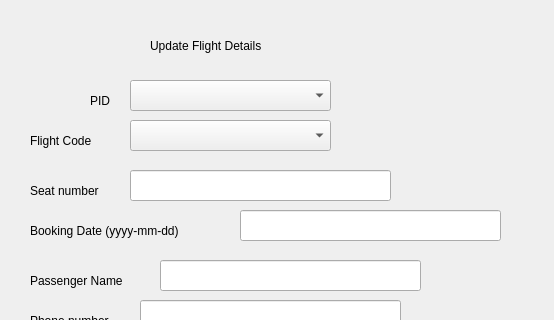
Before: the Qt Designer form SQL_PROJECT/updatePASSENGER.ui in mayank3135432/recreational-programming-stuff, drawn with Qt 5; both pictures show x 0 to 554 and y 0 to 320 of the 554 by 492 pixel window.
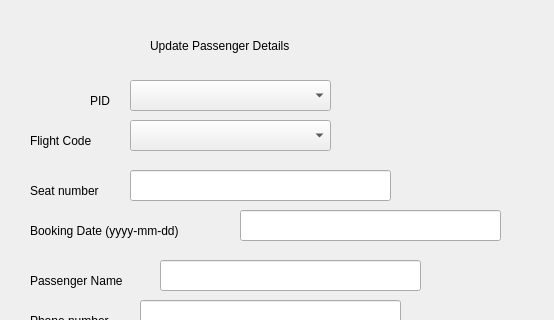
After: the same form once the commit is applied.

```diff
--- a/SQL_PROJECT/updatePASSENGER.ui
+++ b/SQL_PROJECT/updatePASSENGER.ui
@@ -18,7 +18,7 @@
     <rect>
      <x>150</x>
      <y>30</y>
-     <width>221</width>
+     <width>281</width>
      <height>31</height>
     </rect>
    </property>
@@ -26,7 +26,7 @@
     <string notr="true">font: 18pt &quot;MS Shell Dlg 2&quot;;</string>
    </property>
    <property name="text">
-    <string>Update Flight Details</string>
+    <string>Update Passenger Details</string>
    </property>
   </widget>
   <widget class="QPushButton" name="b1">
```
